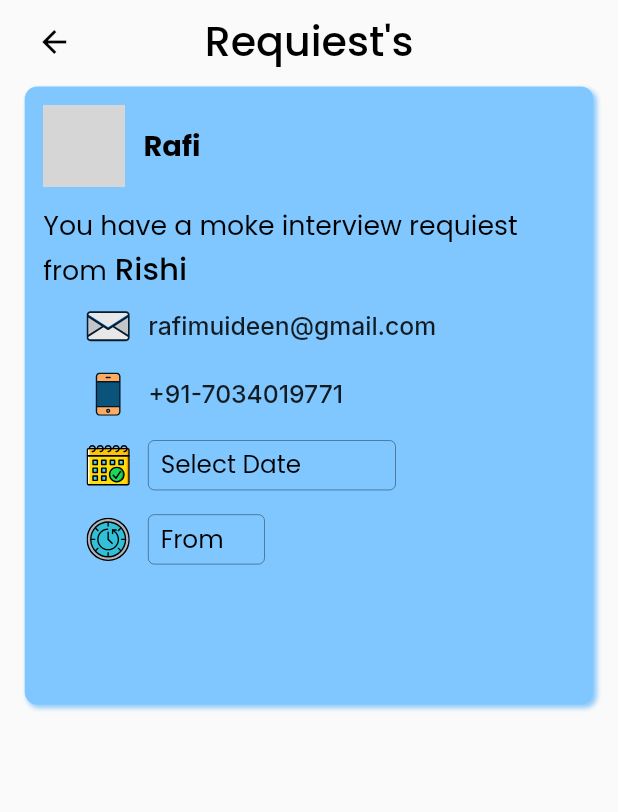
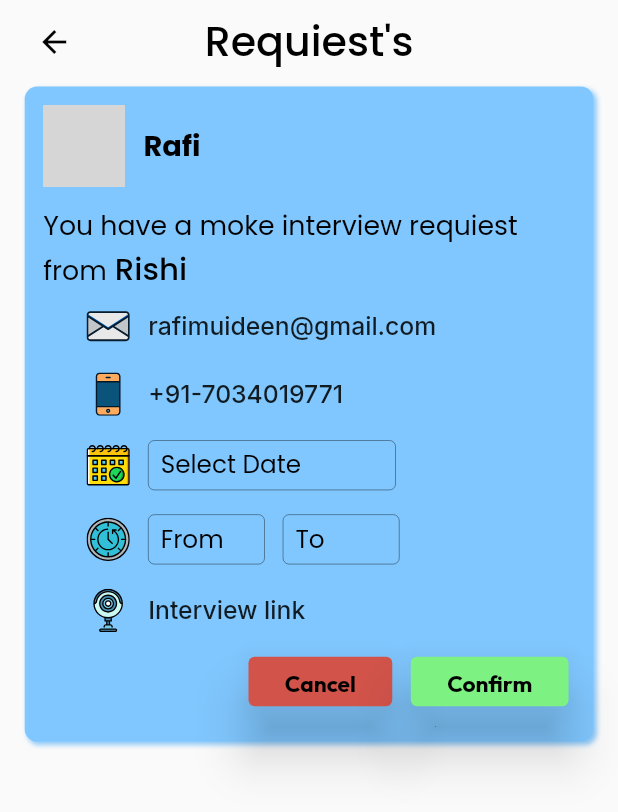
Before and after one commit to Ajay-saju/Intent_Originel, a Flutter app: the InterviewerRequiestScreen screen opened directly, on a phone screen of 412 x 824 dp. Shown: the top 812 px of the screen. Run offline on Flutter 3.47's test engine with Material 2 defaults, Android fonts, the phone set to English and light mode, and no system bars; our stand-ins replace bottom_navy_bar, fl_chart, flutter_svg, get, google_fonts, sizer and 1 more; network calls fail; grey boxes are pictures that could not be loaded.

Commit message:
few more pages to completed 6/30'22

```diff
--- a/lib/Controller/to_time_controller.dart
+++ b/lib/Controller/to_time_controller.dart
@@ -4,10 +4,10 @@ import 'package:get/get_state_manager/get_state_manager.dart';
 class ToTimeController extends GetxController {
    TimeOfDay toTime = TimeOfDay.now();
 
-  pickToTime(context, time) async {
+  pickToTime(context) async {
     TimeOfDay? newTime = await showTimePicker(
         context: context,
-        initialTime: time,
+        initialTime: toTime,
         builder: (context, Widget? child) => MediaQuery(
             data: MediaQuery.of(context).copyWith(alwaysUse24HourFormat: false),
             child: child!));
--- a/lib/View/Screens/UI/AddPostScreen/user_post_screen.dart
+++ b/lib/View/Screens/UI/AddPostScreen/user_post_screen.dart
@@ -16,6 +16,7 @@ class PostScreen extends StatelessWidget {
       body: SafeArea(
           child: Padding(
             padding:  EdgeInsets.all(2.h),
+            child: SingleChildScrollView (
               child: Column(
                     children: [
               h2,
@@ -75,6 +76,7 @@ class PostScreen extends StatelessWidget {
                 const PostButton()
                     ],
                   ),
+            ),
           )),
     );
   }
--- a/lib/View/Screens/UI/BottumNavyBar/bottum_nav_bar_screen.dart
+++ b/lib/View/Screens/UI/BottumNavyBar/bottum_nav_bar_screen.dart
@@ -48,6 +48,8 @@ class _BottumNavBarScreenState extends State<BottumNavBarScreen> {
             PostScreen(),
             SearchScreen(),
             InterviwerProfileScreen()
+            // ProfileScreen()
+
           ],
         ),
       ),
--- a/lib/View/Screens/UI/InterviewerRequestScreen/interviewer_requiest_screen.dart
+++ b/lib/View/Screens/UI/InterviewerRequestScreen/interviewer_requiest_screen.dart
@@ -1,20 +1,20 @@
 // ignore_for_file: sort_child_properties_last
 
 import 'package:flutter/material.dart';
-import 'package:flutter_svg/flutter_svg.dart';
 import 'package:get/get.dart';
 import 'package:google_fonts/google_fonts.dart';
 import 'package:intent_original/Controller/date_controller.dart';
 import 'package:intent_original/Controller/time_controller.dart';
+import 'package:intent_original/Controller/to_time_controller.dart';
 import 'package:intent_original/View/Core/Colors/colors.dart';
 import 'package:intent_original/View/Core/Size/size.dart';
+import 'package:intent_original/View/Screens/Widgets/custume_button.dart';
 import 'package:intent_original/View/Screens/Widgets/interview_page_timing_widget.dart';
 import 'package:intent_original/View/Screens/Widgets/post_circle_avathar_widget.dart';
 import 'package:intent_original/View/Screens/Widgets/post_title_widget.dart';
 import 'package:intent_original/View/Screens/Widgets/select_date_widget.dart';
-import 'package:intent_original/View/Screens/Widgets/select_time_widget.dart';
+import 'package:intent_original/View/Screens/Widgets/select_interview_time_widget.dart';
 import 'package:intent_original/View/Screens/Widgets/user_tab_app_bar.dart';
-import 'package:intl/intl.dart';
 import 'package:sizer/sizer.dart';
 // import 'package:flutter_rounded_date_picker/rounded_picker.dart';
 
@@ -25,7 +25,7 @@ class InterviewerRequiestScreen extends StatelessWidget {
   Widget build(BuildContext context) {
     final dateController = Get.put(DateController());
     final timeController = Get.put(FromTimeController());
-
+    final toTimeControler = Get.put(ToTimeController());
 
     TextEditingController textDateController = TextEditingController();
     TextEditingController textFromTimeController = TextEditingController();
@@ -44,7 +44,7 @@ class InterviewerRequiestScreen extends StatelessWidget {
                   itemBuilder: (context, index) => Padding(
                         padding: EdgeInsets.symmetric(horizontal: 2.h),
                         child: Container(
-                          height: 50.h,
+                          height: 53.h,
                           decoration: BoxDecoration(
                               boxShadow: [textColorShadow()],
                               color: buttonColor,
@@ -111,31 +111,39 @@ class InterviewerRequiestScreen extends StatelessWidget {
                                         textDateController: textDateController),
                                     h2,
 
+                                    SelectInterviewTimewidget(
+                                        timeController: timeController,
+                                        textFromTimeController:
+                                            textFromTimeController,
+                                        toTimeControler: toTimeControler,
+                                        textToTimeController:
+                                            textToTimeController),
+                                    h2,
+                                    const InterviewPageTimingWidget(
+                                        iconPath:
+                                            'asset/Icons/video-call-svgrepo-com.svg',
+                                        content: "Interview link"),
+                                    h2,
                                     Row(
+                                      mainAxisAlignment: MainAxisAlignment.end,
                                       children: [
-                                        SvgPicture.asset(
-                                          'asset/Icons/time-left-svgrepo-com.svg',
-                                          width: 3.5.h,
-                                          height: 3.5.h,
-                                        ),
+                                        CustomButton(
+                                            title: 'Cancel',
+                                            height: 4.h,
+                                            fontSize: 11.sp,
+                                            primary: const Color.fromARGB(
+                                                255, 209, 83, 74),
+                                            onPressed: () {}),
                                         w1,
-                                        Row(
-                                          children: [
-                                            SelectTimeFromWidget(
-                                              timeController: timeController,
-                                              textTimeController:
-                                                  textFromTimeController,
-                                              hintText: 'From',
-                                            ),
-                                            w1,
-
-
-
-
-                                          ],
-                                        )
+                                        CustomButton(
+                                            title: 'Confirm',
+                                            height: 4.h,
+                                            fontSize: 11.sp,
+                                            primary: const Color.fromARGB(
+                                                255, 125, 241, 129),
+                                            onPressed: () {})
                                       ],
-                                    ),
+                                    )
 
                                     //  Text()
                                   ],
--- a/lib/View/Screens/UI/UserNotificationScreen/user_notification_screen.dart
+++ b/lib/View/Screens/UI/UserNotificationScreen/user_notification_screen.dart
@@ -124,8 +124,8 @@ class UserNotificationScreen extends StatelessWidget {
   }
 
   BoxShadow textColorShadow() {
-    return  BoxShadow(
-      color: Colors.blue[200]!,
+    return  const BoxShadow(
+      color: Color.fromARGB(255, 168, 191, 209),
       blurRadius: 2.0,
       spreadRadius: 1.0,
       offset: Offset(2.0, 2.0), // shadow direction: bottom right
--- /dev/null
+++ b/lib/View/Screens/Widgets/select_interview_time_widget.dart
@@ -0,0 +1,53 @@
+import 'package:flutter/material.dart';
+import 'package:flutter_svg/flutter_svg.dart';
+import 'package:intent_original/Controller/time_controller.dart';
+import 'package:intent_original/Controller/to_time_controller.dart';
+import 'package:intent_original/View/Core/Size/size.dart';
+import 'package:intent_original/View/Screens/Widgets/select_time_widget.dart';
+import 'package:intent_original/View/Screens/Widgets/to_time_select_widget.dart';
+import 'package:sizer/sizer.dart';
+
+class SelectInterviewTimewidget extends StatelessWidget {
+  const SelectInterviewTimewidget({
+    Key? key,
+    required this.timeController,
+    required this.textFromTimeController,
+    required this.toTimeControler,
+    required this.textToTimeController,
+  }) : super(key: key);
+
+  final FromTimeController timeController;
+  final TextEditingController textFromTimeController;
+  final ToTimeController toTimeControler;
+  final TextEditingController textToTimeController;
+
+  @override
+  Widget build(BuildContext context) {
+    return Row(
+      children: [
+        SvgPicture.asset(
+          'asset/Icons/time-left-svgrepo-com.svg',
+          width: 3.5.h,
+          height: 3.5.h,
+        ),
+        w1,
+        Row(
+          children: [
+            SelectTimeFromWidget(
+              timeController: timeController,
+              textTimeController:
+                  textFromTimeController,
+              hintText: 'From',
+            ),
+            w1,
+            ToTimeSelectWidget(
+                toTimeControler:
+                    toTimeControler,
+                textToTimeController:
+                    textToTimeController),
+          ],
+        )
+      ],
+    );
+  }
+}
--- /dev/null
+++ b/lib/View/Screens/Widgets/to_time_select_widget.dart
@@ -0,0 +1,75 @@
+import 'package:flutter/material.dart';
+import 'package:google_fonts/google_fonts.dart';
+import 'package:intent_original/Controller/to_time_controller.dart';
+import 'package:intent_original/View/Core/Colors/colors.dart';
+import 'package:intl/intl.dart';
+import 'package:sizer/sizer.dart';
+
+class ToTimeSelectWidget extends StatelessWidget {
+  const ToTimeSelectWidget({
+    Key? key,
+    required this.toTimeControler,
+    required this.textToTimeController,
+  }) : super(key: key);
+
+  final ToTimeController toTimeControler;
+  final TextEditingController textToTimeController;
+
+  @override
+  Widget build(BuildContext context) {
+    return SizedBox(
+      height: 4.h,
+      width: 9.4.h,
+      child: InkWell(
+        onTap: () async {
+          await toTimeControler
+              .pickToTime(context);
+
+          final timeFormate = DateFormat
+                  .jm()
+              .format(DateTime(
+                  DateTime.now().year,
+                  DateTime.now().month,
+                  DateTime.now().day,
+                  toTimeControler
+                      .toTime.hour,
+                  toTimeControler
+                      .toTime
+                      .minute));
+          textToTimeController.text =
+              timeFormate;
+          // print(textTimeController);
+          // dateFormate;
+        },
+        child: TextFormField(
+          textAlignVertical:
+              TextAlignVertical.center,
+          showCursor: false,
+          controller:
+              textToTimeController,
+          enabled: false,
+          style: GoogleFonts.poppins(
+              textStyle: TextStyle(
+                  fontSize: 12.sp,
+                  color: cBlack)),
+          keyboardType:
+              TextInputType.none,
+          textInputAction:
+              TextInputAction.next,
+          decoration: InputDecoration(
+            contentPadding:
+                EdgeInsets.only(
+                    top: 1.h,
+                    left: 1.h),
+            border:
+                const OutlineInputBorder(),
+            hintText: 'To',
+            hintStyle: TextStyle(
+                fontSize: 12.sp,
+                color: cBlack),
+          ),
+        ),
+      ),
+    );
+  }
+}
--- a/pubspec.yaml
+++ b/pubspec.yaml
@@ -29,6 +29,7 @@ environment:
 dependencies:
   bottom_navy_bar: ^6.0.0
   cupertino_icons: ^1.0.2
+  fl_chart: ^0.55.0
   flutter:
     sdk: flutter
   flutter_localizations:
@@ -40,6 +41,7 @@ dependencies:
   google_fonts: ^3.0.1
   intl: ^0.17.0
   sizer: ^2.0.15
+  syncfusion_flutter_charts: ^20.1.61
 
 dev_dependencies:
   flutter_lints: ^2.0.0
```
Also changed, not shown: lib/View/Screens/UI/Interviewer Dashboard/interviewer_dashboard_screen.dart (added, +161 -0 lines), lib/View/Screens/UI/Interviewer Reports Screen/interview_report_screen.dart (added, +128 -0 lines), lib/View/Screens/UI/InterviewerProfileScreen/interviewer_profile_screen.dart (+8 -2 lines), lib/View/Screens/Widgets/dashboard_information_card.dart (added, +54 -0 lines), lib/View/Screens/Widgets/report_posting_widget.dart (added, +85 -0 lines), lib/View/Screens/Widgets/revenue_chart_widget.dart (added, +56 -0 lines), asset/Icons/contract-svgrepo-com.svg (added), pubspec.lock. Lines whose indentation alone changed are shown as unchanged.
